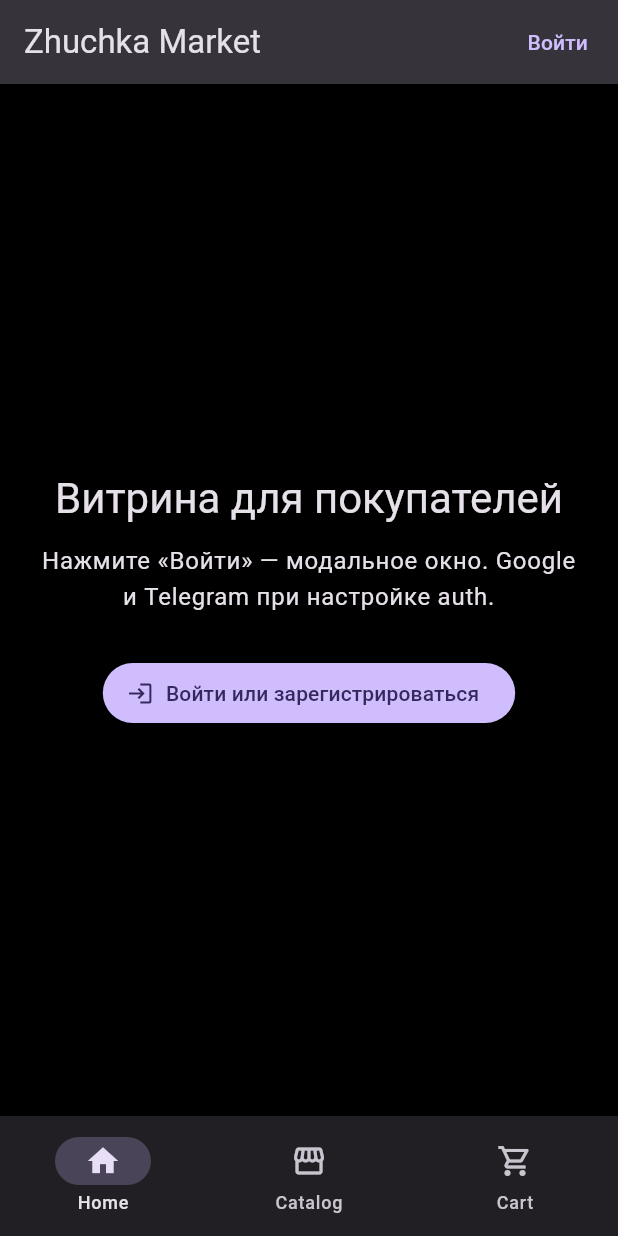
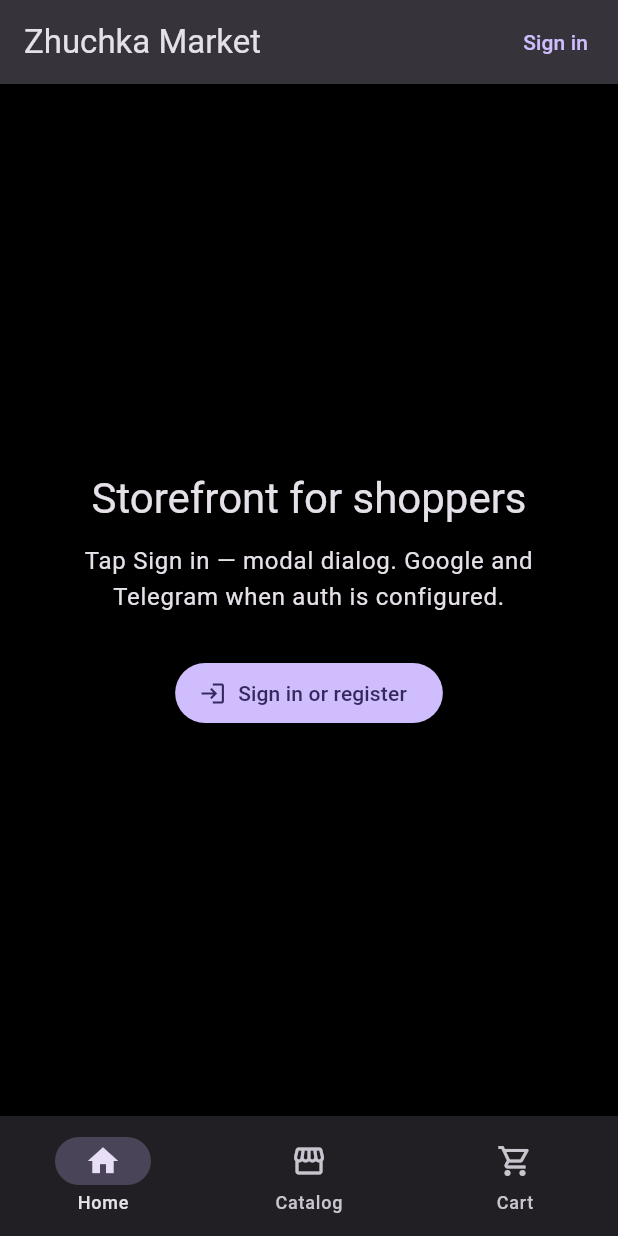
Before and after one commit to ZhuchkaTriplesix/ZhuchkaKeyboards_frontend_market, a Flutter app: the screen it shows after launch, on a phone screen of 412 x 824 dp. Run offline on Flutter 3.47's test engine with Material 3 defaults, Android fonts, the phone set to English and light mode, and no system bars; our stand-ins replace dio, go_router, google_sign_in, shared_preferences; missing offline and left inert: dart:html, dart:ui_web.

Commit message:
feat(l10n): localize StorefrontHome strings
Made-with: Cursor

```diff
--- a/lib/screens/storefront_home_screen.dart
+++ b/lib/screens/storefront_home_screen.dart
@@ -2,6 +2,7 @@ import 'package:flutter/material.dart';
 
 import '../auth/auth_session.dart';
 import '../auth/session_store.dart';
+import '../l10n/app_localizations.dart';
 import '../widgets/auth_modal.dart';
 import '../widgets/market_async_views.dart';
 
@@ -61,31 +62,32 @@ class _StorefrontHomeState extends State<StorefrontHome> {
       _userEmail = null;
     });
     ScaffoldMessenger.of(context).showSnackBar(
-      const SnackBar(content: Text('Вы вышли из аккаунта')),
+      SnackBar(content: Text(AppLocalizations.of(context).snackSignedOut)),
     );
   }
 
   @override
   Widget build(BuildContext context) {
+    final l10n = AppLocalizations.of(context);
     if (!_ready) {
-      return const Scaffold(
-        body: MarketLoadingView(message: 'Загрузка сессии…'),
+      return Scaffold(
+        body: MarketLoadingView(message: l10n.loadingSession),
       );
     }
 
     return Scaffold(
       appBar: AppBar(
-        title: const Text('Zhuchka Market'),
+        title: Text(l10n.appTitle),
         actions: [
           if (_loggedIn)
             TextButton(
               onPressed: _logout,
-              child: const Text('Выйти'),
+              child: Text(l10n.actionSignOut),
             )
           else
             TextButton(
               onPressed: _openAuth,
-              child: const Text('Войти'),
+              child: Text(l10n.actionSignIn),
             ),
           const SizedBox(width: 8),
         ],
@@ -99,7 +101,7 @@ class _StorefrontHomeState extends State<StorefrontHome> {
               mainAxisAlignment: MainAxisAlignment.center,
               children: [
                 Text(
-                  'Витрина для покупателей',
+                  l10n.storefrontHeadline,
                   style: Theme.of(context).textTheme.headlineMedium,
                   textAlign: TextAlign.center,
                 ),
@@ -113,9 +115,7 @@ class _StorefrontHomeState extends State<StorefrontHome> {
                 ],
                 const SizedBox(height: 12),
                 Text(
-                  _loggedIn
-                      ? 'Сессия: токены в локальном хранилище; профиль с auth-сервера (userinfo).'
-                      : 'Нажмите «Войти» — модальное окно. Google и Telegram при настройке auth.',
+                  _loggedIn ? l10n.storefrontHintLoggedIn : l10n.storefrontHintGuest,
                   style: Theme.of(context).textTheme.bodyLarge,
                   textAlign: TextAlign.center,
                 ),
@@ -124,7 +124,7 @@ class _StorefrontHomeState extends State<StorefrontHome> {
                   FilledButton.icon(
                     onPressed: _openAuth,
                     icon: const Icon(Icons.login),
-                    label: const Text('Войти или зарегистрироваться'),
+                    label: Text(l10n.storefrontLoginCta),
                   ),
               ],
             ),
```
